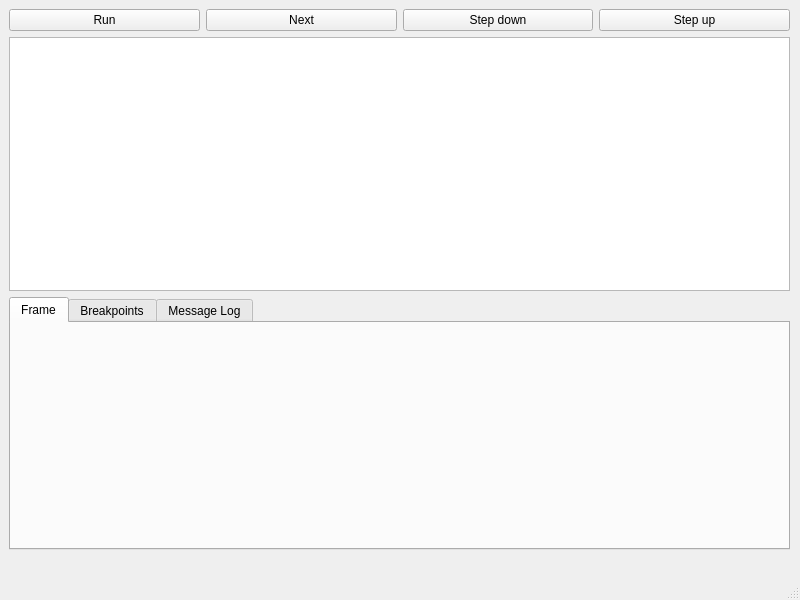
This is MainWindow.ui in tetsuo-cpp/visual-lldb as Qt 5 draws it before an edit. The edited form follows.
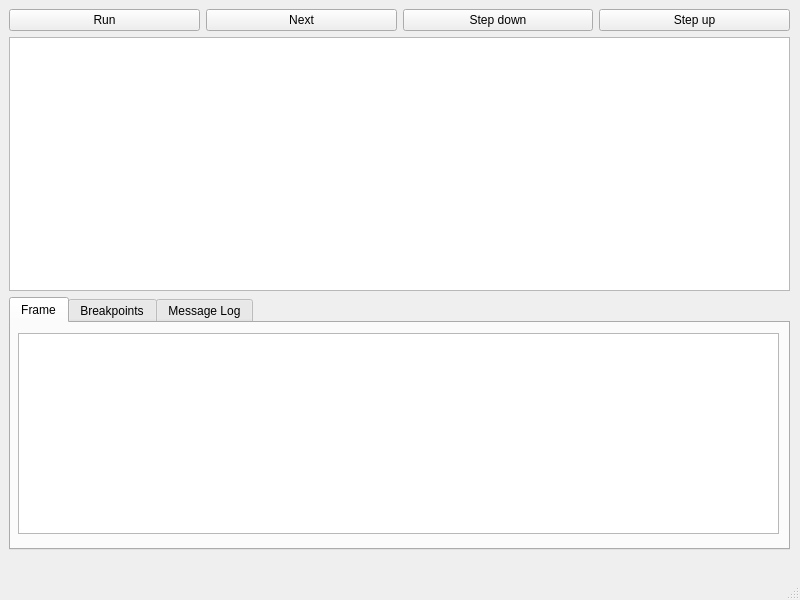
This is the edited form. The open tabs and pages were chosen to show the change.

Commit message: Implement frame variable view

```diff
--- a/MainWindow.ui
+++ b/MainWindow.ui
@@ -71,6 +71,16 @@
         <attribute name="title">
          <string>Frame</string>
         </attribute>
+        <widget class="QTableView" name="frameView">
+         <property name="geometry">
+          <rect>
+           <x>7</x>
+           <y>10</y>
+           <width>761</width>
+           <height>201</height>
+          </rect>
+         </property>
+        </widget>
        </widget>
        <widget class="QWidget" name="bpTab">
         <attribute name="title">
```
Left out of the diff: 2 changed lines with no effect on the pictures. The commit also changes 9 other files.
